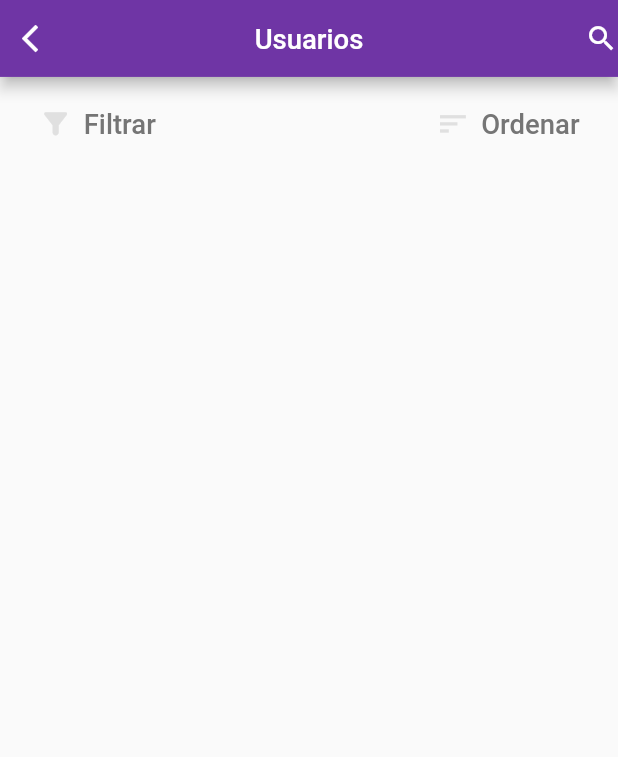
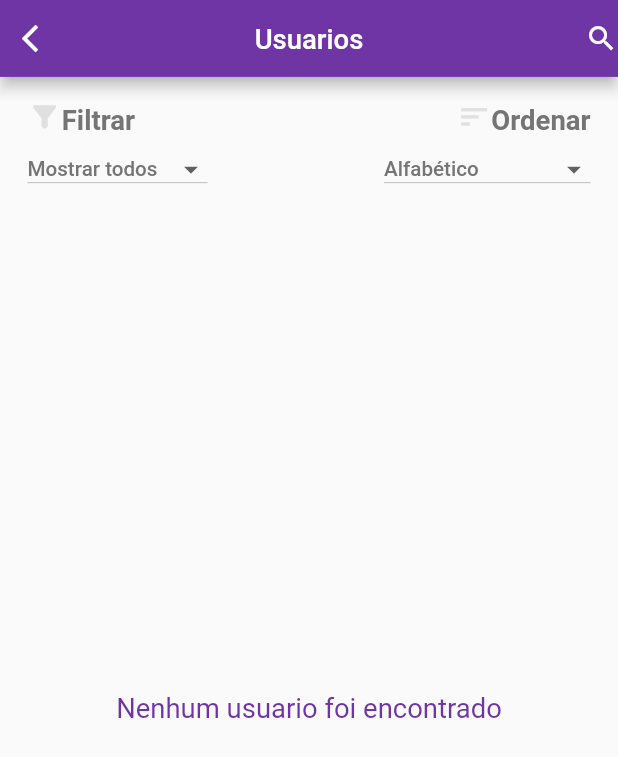
Before and after one commit to AIC3BancodoTempo/banco_tempo_app, a Flutter app: the TelaUsuarios screen opened by its route, on a phone screen of 412 x 824 dp. Shown: the top 757 px of the screen. Run offline on Flutter 3.47's test engine with Material 2 defaults, Android fonts, the phone set to English and light mode, and no system bars; our stand-ins replace bloc, carousel_slider, cloud_firestore, email_validator, equatable, firebase_auth and 10 more; missing offline and left inert: firebase_picture_uploader, groovin_widgets; accounts and stored records are empty.

Commit message:
filtrar e ordem
filtrar e mudar a ordem dos usuarios na pagina de usuarios

```diff
--- a/lib/screens/users_page/components/user_card.dart
+++ b/lib/screens/users_page/components/user_card.dart
@@ -35,13 +35,15 @@ class _UserCardState extends State<UserCard> {
                 flex: 1,
                 child: Padding(
                   padding: const EdgeInsets.only(left: 15),
+                  child: Container(
                     child: Column(
                     crossAxisAlignment: CrossAxisAlignment.start,
                       children: [
                         Text(widget.nome,style: TextStyle(fontSize: 19,color: themeColor,fontWeight: FontWeight.bold),overflow: TextOverflow.ellipsis),
                         Container(height: 5,),
-                      Text(widget.id,style: TextStyle(fontSize: 15,color: Colors.grey[500]),)
+                        Text("Rio Grande - RS",style: TextStyle(fontSize: 15,color: Colors.grey[500]),)
                       ],
+                    ),
                   ),
                 )
               ),
--- a/lib/screens/users_page/users_page.dart
+++ b/lib/screens/users_page/users_page.dart
@@ -8,16 +8,28 @@ import 'components/user_card.dart';
 
 
 
-class TelaUsuarios extends StatelessWidget {
+class TelaUsuarios extends StatefulWidget {
 
 
   TelaUsuarios({ Key key }) : super(key: key);
 
-  ////CollectionReference<Map<String, dynamic>> docRef = FirebaseFirestore.instance.collection('users');
+  @override
+  State<TelaUsuarios> createState() => _TelaUsuariosState();
+}
 
-  /*Future<QuerySnapshot<Map<String, dynamic>>> result = FirebaseFirestore.instance.collection('users').get();
-  List<DocumentSnapshot> documents = result.doc;*/
+class _TelaUsuariosState extends State<TelaUsuarios> {
+  var filtro_atual = 0;
+  var ordenar_atual = "Alfabético";
+  var pos_user = [];
+  var users = [];
 
+  func_filtro(valor){
+    if (valor == 0) return "Mostrar todos";
+    else return "$valor horas ou mais";
+  }
+
+
+  Stream<QuerySnapshot<Map<String, dynamic>>> asd = FirebaseFirestore.instance.collection("users").snapshots();
 
   @override
   Widget build(BuildContext context) {
@@ -39,55 +51,158 @@ class TelaUsuarios extends StatelessWidget {
       body: StreamBuilder(
         stream: FirebaseFirestore.instance.collection("users").snapshots(),
         builder: (context, AsyncSnapshot<QuerySnapshot> streamSnapshot){
+        pos_user = [];
+        users = [];
+
         if(streamSnapshot.data == null) return CircularProgressIndicator();
         QuerySnapshot snap = streamSnapshot.data;
         List<DocumentSnapshot> documents = snap.docs;
+        for (var i = 0; i < streamSnapshot.data.docs.length; i++) {
+          if (streamSnapshot.data.docs[i]["horas"] >= filtro_atual) {
+            pos_user.add({"nome": streamSnapshot.data.docs[i]["nome"],"horas":streamSnapshot.data.docs[i]["horas"],"id":documents[i].id});
+            //pos_user.add(i);
+          }
+        }
+
+        if (ordenar_atual == "Alfabético") {
+          pos_user.sort((a,b){
+            var as = a["nome"];
+            var bs = b["nome"];
+            return as.toString().toLowerCase().compareTo(bs.toString().toLowerCase());
+          });
+        }
+        if (ordenar_atual == "Alfabético inversa") {
+          pos_user.sort((a,b){
+            var as = a["nome"];
+            var bs = b["nome"];
+            return -as.toString().toLowerCase().compareTo(bs.toString().toLowerCase());
+          });
+        }
+        if (ordenar_atual == "Horas crescente") {
+          pos_user.sort((a,b){
+            var as = a["horas"];
+            var bs = b["horas"];
+            return as.toString().compareTo(bs.toString());
+          });
+        }
+        if (ordenar_atual == "Horas decrescente") {
+          pos_user.sort((a,b){
+            var as = a["horas"];
+            var bs = b["horas"];
+            return -as.toString().compareTo(bs.toString());
+          });
+        }
+
         return Padding(
           padding: const EdgeInsets.fromLTRB(20, 10, 20, 10),
           child: Column(
             children: [
               Container(
+                height: 40,
                 child: Row(
                   mainAxisAlignment: MainAxisAlignment.spaceBetween,
                   children: [
-                    TextButton.icon(
-                        icon: Icon(Icons.filter_alt_rounded,size: 25,color: Colors.grey[300],),
-                        label: Text(
-                          "Filtrar",
+                    RichText(
+                      text: TextSpan(
+                        children: [
+                          WidgetSpan(child: Icon(Icons.filter_alt_rounded,size: 25,color: Colors.grey[300],)),
+                          TextSpan( text: "Filtrar",
                             style: TextStyle(
                             fontSize: 20,
-                            color: Colors.grey[600]
+                            color: Colors.grey[600],fontWeight: FontWeight.w600))
+                        ]
+                      )
                     ),
-                        ),
-                        onPressed: () {print(streamSnapshot.data.docs[0]["nome"]);},
-                    ),
-                    TextButton.icon(
-                      icon: Icon(Icons.sort,size: 25,color: Colors.grey[300],),
-                      label: Text(
-                        "Ordenar",
+                    RichText(
+                      text: TextSpan(
+                        children: [
+                          WidgetSpan(child: Icon(Icons.sort,size: 25,color: Colors.grey[300],)),
+                          TextSpan( text: "Ordenar",
                         style: TextStyle(
                         fontSize: 20,
-                        color: Colors.grey[600]
+                        color: Colors.grey[600],fontWeight: FontWeight.w600))
+                        ]
                       )
-                      ),
-                      onPressed: () {print(documents);},
                     ),
                   ],
                 ),
               ),
+              Row(
+                mainAxisAlignment: MainAxisAlignment.spaceBetween,
+                children: [
+                  Container(
+                      height: 35,
+                      child:  DropdownButton(
+                        value: filtro_atual,
+                        onChanged: (e) {
+                          setState(() {
+                          filtro_atual = e;
+                          });
+                        },
+                        items: [0,1,2,3,4,5,6,7,8,9].map((e) {
+                          return DropdownMenuItem(
+                            value: e,
+                            child: Text(
+                              "${func_filtro(e)}",
+                              style: TextStyle(
+                                fontSize: 15,
+                                color: Colors.grey[600],
+                                fontWeight: FontWeight.w500
+                              ),
+                            ),
+                          );
+                        }).toList(),
+                      )
+                    ),
+                  Container(
+                    height: 35,
+                    child: DropdownButton(
+                      value: ordenar_atual,
+                      onChanged: (e) {
+                        setState(() {
+                        ordenar_atual = e;
+                        });
+                      },
+                      items: ["Alfabético","Alfabético inversa", "Horas crescente", "Horas decrescente"].map((e) {
+                        return DropdownMenuItem(
+                          value: e,
+                          child: Text(
+                            "${e}",
+                            style: TextStyle(
+                              fontSize: 15,
+                              color: Colors.grey[600],
+                              fontWeight: FontWeight.w500,
+
+                            )
+                          ),
+                        );
+                      }).toList(),
+                    )
+                  ),
+                ],
+              ),
+
               Expanded(
                 flex: 1,
-                child: ListView.builder(
-                  itemCount: streamSnapshot.data.docs.length,
+                child: pos_user.length > 0
+                ? ListView.builder(
+                    itemCount: pos_user.length,
                     itemBuilder: (context, index) {
                       DocumentSnapshot doc = documents[index];
                       return Column(
                         children: [
-                        UserCard(nome: streamSnapshot.data.docs[index]["nome"], horas: streamSnapshot.data.docs[index]["horas"], id: doc.id,),
+                          UserCard(nome: pos_user[index]["nome"], horas: pos_user[index]["horas"], id: pos_user[index]["id"],),
                           Divider(height: 10)
                         ],
                       );
                   })
+                : Center(child: Text(
+                  "Nenhum usuario foi encontrado",
+                  style: TextStyle(
+                    fontSize: 20,
+                    color: themeColor
+                  ),
+                  ))
                 )
               ],
             ),
```
Also changed, not shown: lib/screens/users_profile/users_profile.dart (+5 -6 lines). Lines whose indentation alone changed are shown as unchanged.
